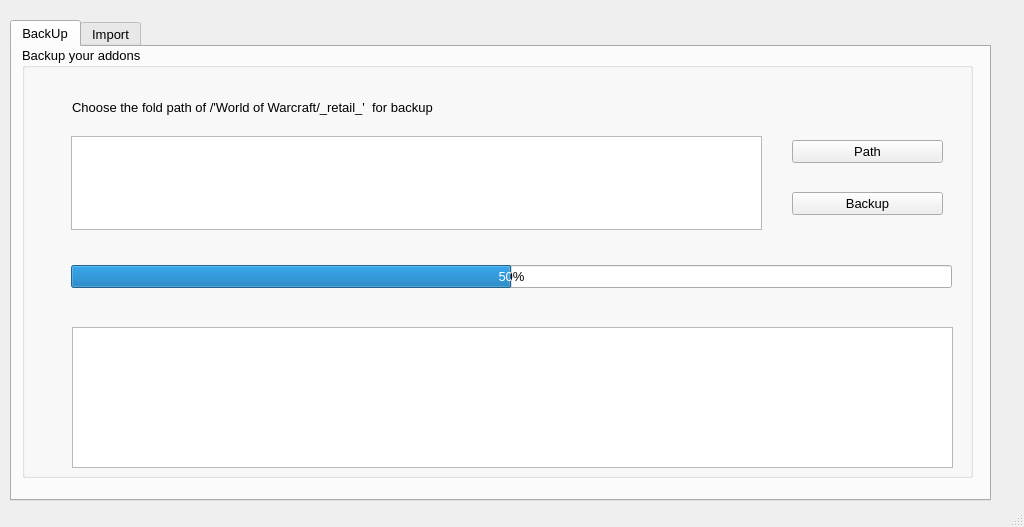
Old version of the form wow-addons-helper/mainUI.ui in the repository FontaineGuo/PythonToolbox.
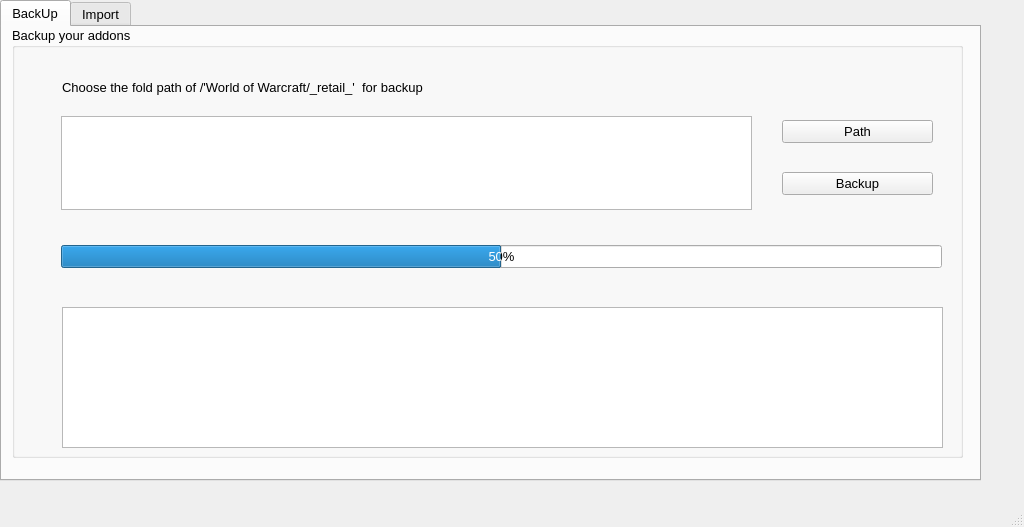
New version of the form. Icons and pictures are not drawn.

Diff of the .ui file:
```diff
--- a/wow-addons-helper/mainUI.ui
+++ b/wow-addons-helper/mainUI.ui
@@ -10,6 +10,12 @@
     <height>523</height>
    </rect>
   </property>
+  <property name="sizePolicy">
+   <sizepolicy hsizetype="Preferred" vsizetype="Preferred">
+    <horstretch>0</horstretch>
+    <verstretch>0</verstretch>
+   </sizepolicy>
+  </property>
   <property name="minimumSize">
    <size>
     <width>1024</width>
@@ -50,21 +56,6 @@
    <property name="mouseTracking">
     <bool>false</bool>
    </property>
-   <widget class="QWidget" name="widget" native="true">
-    <property name="geometry">
-     <rect>
-      <x>10</x>
-      <y>20</y>
-      <width>1001</width>
-      <height>491</height>
-     </rect>
-    </property>
-    <property name="maximumSize">
-     <size>
-      <width>1001</width>
-      <height>510</height>
-     </size>
-    </property>
     <widget class="QWidget" name="verticalLayoutWidget">
      <property name="geometry">
       <rect>
@@ -147,7 +138,7 @@
                <rect>
                 <x>50</x>
                 <y>40</y>
-                <width>371</width>
+               <width>691</width>
                 <height>41</height>
                </rect>
               </property>
@@ -346,7 +337,6 @@
        </widget>
       </item>
      </layout>
-    </widget>
    </widget>
   </widget>
   <widget class="QStatusBar" name="statusbar"/>
```
Left out of the diff: 5 changed lines with no effect on the pictures. Lines whose indentation alone changed are shown as unchanged.
